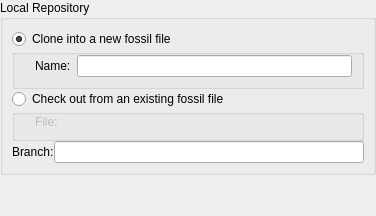
Old version of the form src/plugins/fossil/clonerepositorypanel.ui in the repository nomadbyte/qtcreator-plugin-fossil.
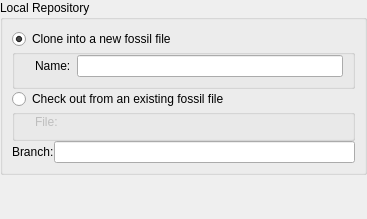
New version of the form. Custom widgets are drawn as their Qt base class.

```diff
--- a/src/plugins/fossil/clonerepositorypanel.ui
+++ b/src/plugins/fossil/clonerepositorypanel.ui
@@ -6,8 +6,8 @@
    <rect>
     <x>0</x>
     <y>0</y>
-    <width>376</width>
-    <height>216</height>
+    <width>367</width>
+    <height>219</height>
    </rect>
   </property>
   <property name="windowTitle">
```
Left out of the diff: 11 changed lines with no effect on the pictures.
